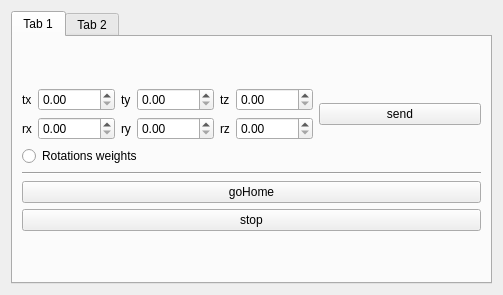
The window that components/visualIKtester/src/mainUI.ui (robocomp/robocomp-ursus-rockin) describes before a commit, drawn with Qt 5.
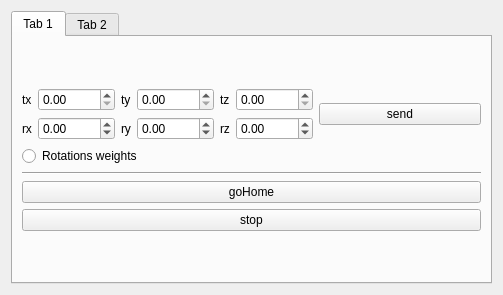
The same window after the commit.

What changed in the file:
```diff
--- a/components/visualIKtester/src/mainUI.ui
+++ b/components/visualIKtester/src/mainUI.ui
@@ -110,6 +110,9 @@
                  </item>
                  <item>
                   <widget class="QDoubleSpinBox" name="rxbox">
+                   <property name="minimum">
+                    <double>-8.000000000000000</double>
+                   </property>
                    <property name="maximum">
                     <double>10000.000000000000000</double>
                    </property>
@@ -131,6 +134,9 @@
                  </item>
                  <item>
                   <widget class="QDoubleSpinBox" name="rybox">
+                   <property name="minimum">
+                    <double>-8.000000000000000</double>
+                   </property>
                    <property name="maximum">
                     <double>10000.000000000000000</double>
                    </property>
@@ -152,6 +158,9 @@
                  </item>
                  <item>
                   <widget class="QDoubleSpinBox" name="rzbox">
+                   <property name="minimum">
+                    <double>-8.000000000000000</double>
+                   </property>
                    <property name="maximum">
                     <double>10000.000000000000000</double>
                    </property>
```
